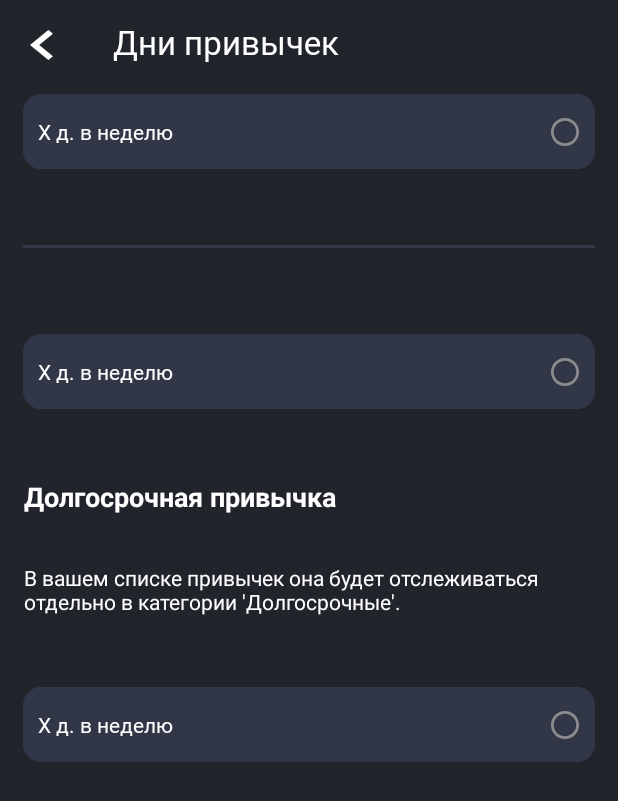
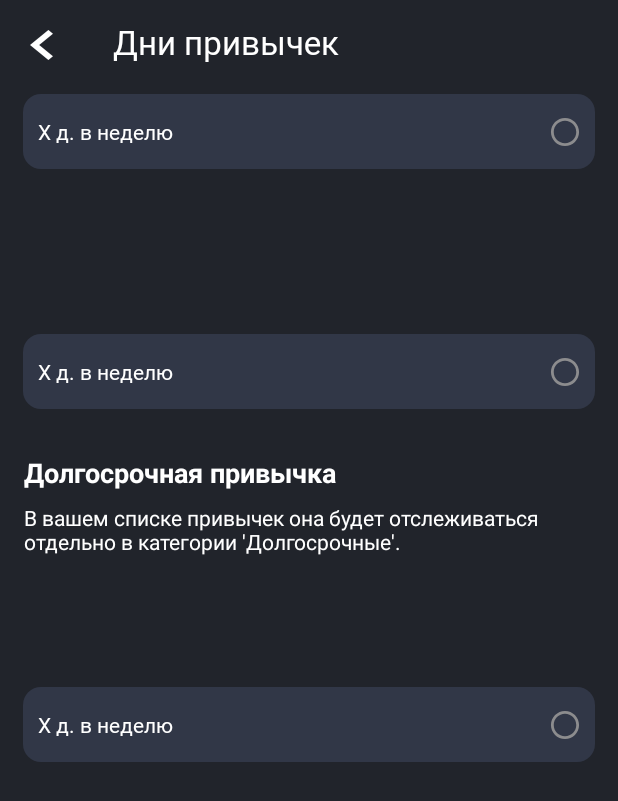
Before and after one commit to Vladi1989/HabitApp, an Android app: the layout fragment_habit_days.xml on its own in the app's theme, with its tools: preview values and no code run, on a phone screen of 412 x 824 dp. Shown: the top 801 px of the screen. Run offline under Robolectric (Android 15) with nearby library versions, the phone set to English and light mode, and no system bars; plain views replace NumberPicker.

Commit message:
lesson 26.01.25

```diff
--- a/app/src/main/java/com/spase_y/habittracker/main/navigation_fragment/a/create_new_habit/habit_name/ColorPickerBottomSheetFragment.kt
+++ b/app/src/main/java/com/spase_y/habittracker/main/navigation_fragment/a/create_new_habit/habit_name/ColorPickerBottomSheetFragment.kt
@@ -22,7 +22,6 @@ class ColorPickerBottomSheetFragment(
 
         val colorPalette = view.findViewById<GridLayout>(R.id.colorPalette)
         val colors = listOf(
-            android.graphics.Color.WHITE,
             android.graphics.Color.RED,
             android.graphics.Color.BLUE,
             android.graphics.Color.GREEN,
--- a/app/src/main/java/com/spase_y/habittracker/main/navigation_fragment/c/history_view_pager/AllHabitsFragment.kt
+++ b/app/src/main/java/com/spase_y/habittracker/main/navigation_fragment/c/history_view_pager/AllHabitsFragment.kt
@@ -5,6 +5,8 @@ import androidx.fragment.app.Fragment
 import android.view.LayoutInflater
 import android.view.View
 import android.view.ViewGroup
+import com.spase_y.habittracker.MainActivity.Companion.getSharedPreferences
+import com.spase_y.habittracker.data.HabitsManger
 import com.spase_y.habittracker.databinding.FragmentAllHabitsBinding
 
 class AllHabitsFragment : Fragment() {
@@ -21,6 +23,10 @@ class AllHabitsFragment : Fragment() {
 
     override fun onViewCreated(view: View, savedInstanceState: Bundle?) {
         super.onViewCreated(view, savedInstanceState)
+
+        val manager = HabitsManger(getSharedPreferences())
+        val habits = manager.getAllHabits()
+        binding.tvHabitsCount.text
     }
 
     override fun onDestroyView() {
--- a/app/src/main/res/layout/fragment_habit_days.xml
+++ b/app/src/main/res/layout/fragment_habit_days.xml
@@ -73,16 +73,6 @@
             app:layout_constraintTop_toTopOf="@+id/textView3" />
 
     </androidx.constraintlayout.widget.ConstraintLayout>
-
-    <View
-        android:layout_width="match_parent"
-        android:layout_height="2dp"
-        android:layout_marginHorizontal="15dp"
-        android:background="@color/card_view"
-        app:layout_constraintBottom_toBottomOf="@+id/llMounthClose"
-        app:layout_constraintEnd_toEndOf="parent"
-        app:layout_constraintStart_toStartOf="parent"
-        app:layout_constraintTop_toBottomOf="@+id/llWeekClose" />
     <androidx.constraintlayout.widget.ConstraintLayout
         android:id="@+id/llMounthClose"
         android:layout_marginTop="20dp"
@@ -229,6 +219,36 @@
         </LinearLayout>
 
     </androidx.constraintlayout.widget.ConstraintLayout>
+
+
+
+    <TextView
+        android:id="@+id/textView26"
+        android:layout_width="match_parent"
+        android:layout_height="wrap_content"
+        android:paddingHorizontal="16dp"
+        android:layout_marginTop="30dp"
+        android:text="Долгосрочная привычка"
+        android:textColor="@color/white"
+        android:textSize="18sp"
+        android:textStyle="bold"
+        app:layout_constraintEnd_toEndOf="parent"
+        app:layout_constraintStart_toStartOf="parent"
+        app:layout_constraintTop_toBottomOf="@+id/llmMonthClose" />
+
+    <TextView
+        android:layout_width="match_parent"
+        android:layout_height="wrap_content"
+        android:paddingHorizontal="16dp"
+        android:paddingVertical="8dp"
+        android:text="В вашем списке привычек она будет отслеживаться отдельно в категории 'Долгосрочные'."
+        android:textColor="@color/white"
+        android:textSize="14sp"
+        app:layout_constraintEnd_toEndOf="parent"
+        app:layout_constraintStart_toStartOf="parent"
+        app:layout_constraintTop_toBottomOf="@+id/textView26" />
+
+
     <androidx.constraintlayout.widget.ConstraintLayout
         android:id="@+id/llmMonthClose"
         android:layout_width="match_parent"
@@ -270,33 +290,6 @@
             app:layout_constraintTop_toTopOf="@+id/textView4" />
 
     </androidx.constraintlayout.widget.ConstraintLayout>
-
-    <TextView
-        android:id="@+id/textView26"
-        android:layout_width="match_parent"
-        android:layout_height="wrap_content"
-        android:padding="16dp"
-        android:layout_marginTop="30dp"
-        android:text="Долгосрочная привычка"
-        android:textColor="@color/white"
-        android:textSize="18sp"
-        android:textStyle="bold"
-        app:layout_constraintEnd_toEndOf="parent"
-        app:layout_constraintStart_toStartOf="parent"
-        app:layout_constraintTop_toBottomOf="@+id/llmMonthClose" />
-
-    <TextView
-        android:layout_width="match_parent"
-        android:layout_height="wrap_content"
-        android:padding="16dp"
-        android:text="В вашем списке привычек она будет отслеживаться отдельно в категории 'Долгосрочные'."
-        android:textColor="@color/white"
-        android:textSize="14sp"
-        app:layout_constraintEnd_toEndOf="parent"
-        app:layout_constraintStart_toStartOf="parent"
-        app:layout_constraintTop_toBottomOf="@+id/textView26" />
-
-
     <androidx.constraintlayout.widget.ConstraintLayout
         android:id="@+id/llMounthOpen"
         android:layout_width="match_parent"
@@ -370,6 +363,7 @@
             app:np_width="64dp" />
 
     </androidx.constraintlayout.widget.ConstraintLayout>
+
     <androidx.constraintlayout.widget.ConstraintLayout
         android:id="@+id/llmYearClose"
         android:layout_width="match_parent"
--- a/app/src/main/res/layout/item_habit.xml
+++ b/app/src/main/res/layout/item_habit.xml
@@ -25,6 +25,7 @@
         app:cardCornerRadius="12dp">
 
         <androidx.constraintlayout.widget.ConstraintLayout
+            android:id="@+id/clBg"
             android:layout_width="match_parent"
             android:layout_height="match_parent"
             android:background="@color/primary">
```
Also changed, not shown: app/src/main/java/com/spase_y/habittracker/adapters/HabitsAdapter.kt (+4 -3 lines), app/src/main/java/com/spase_y/habittracker/main/navigation_fragment/a/create_new_habit/CreateNewHabitFragment.kt (+11 -1 lines), app/src/main/java/com/spase_y/habittracker/main/navigation_fragment/a/create_new_habit/habit_name/HabitNameFragment.kt (+49 -9 lines), app/src/main/res/layout/fragment_all_habits.xml (+2 -14 lines).
